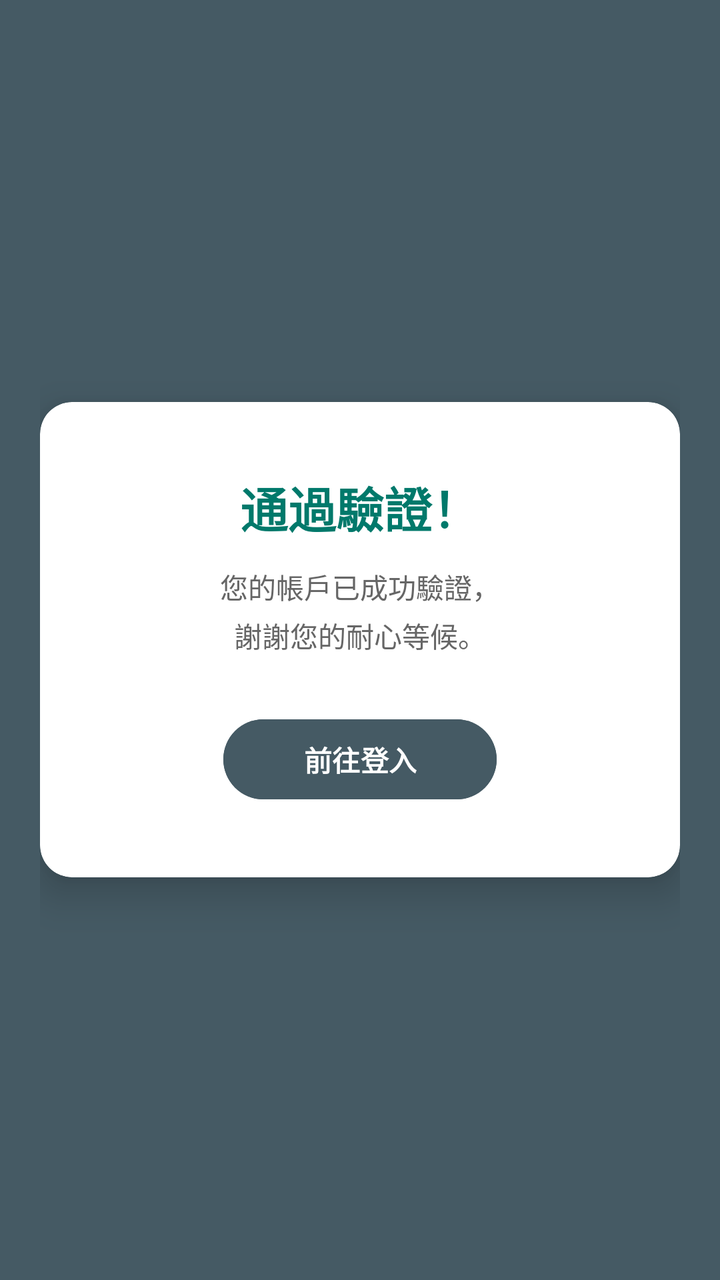
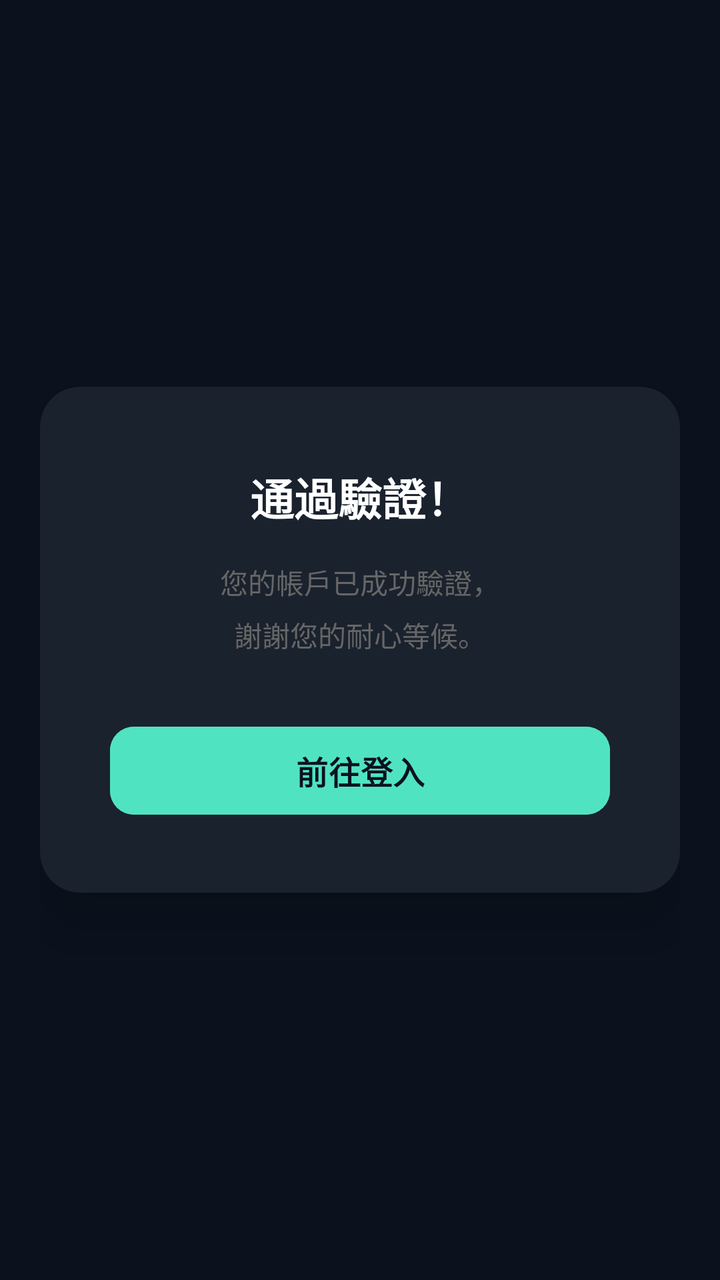

The first picture is an Android layout as it rendered before a commit; the second is the same layout after the commit. The layout source and the unified diff follow.
<!-- AndroidManifest.xml: application theme Theme.Topics -->
<!-- res/layout/activity_verify.xml -->
<?xml version="1.0" encoding="utf-8"?>
<RelativeLayout
    xmlns:android="http://schemas.android.com/apk/res/android"
    xmlns:app="http://schemas.android.com/apk/res-auto"
    android:layout_width="match_parent"
    android:layout_height="match_parent"
    android:background="#455A64"
    android:padding="20dp">

    <androidx.cardview.widget.CardView
        android:layout_width="match_parent"
        android:layout_height="wrap_content"
        android:layout_centerInParent="true"
        app:cardCornerRadius="16dp"
        app:cardElevation="12dp">

        <LinearLayout
            android:layout_width="match_parent"
            android:layout_height="wrap_content"
            android:gravity="center"
            android:orientation="vertical"
            android:padding="35dp">

            <TextView
                android:layout_width="wrap_content"
                android:layout_height="wrap_content"
                android:text="通過驗證！"
                android:textColor="@color/primary_green"
                android:textSize="24sp"
                android:textStyle="bold" />

            <TextView
                android:layout_width="wrap_content"
                android:layout_height="wrap_content"
                android:layout_marginTop="12dp"
                android:layout_marginBottom="28dp"
                android:gravity="center"
                android:lineSpacingExtra="4dp"
                android:text="您的帳戶已成功驗證，\n謝謝您的耐心等候。"
                android:textColor="@color/text_gray"
                android:textSize="14sp" />

            <Button
                android:id="@+id/btn_go_to_login"
                android:layout_width="wrap_content"
                android:layout_height="wrap_content"
                android:backgroundTint="#455A64"
                android:paddingStart="40dp"
                android:paddingEnd="40dp"
                android:text="前往登入"
                android:textColor="@android:color/white"
                android:textStyle="bold" />

        </LinearLayout>
    </androidx.cardview.widget.CardView>
</RelativeLayout>
<!-- resources referenced by this layout -->
<resources>
  <color name="primary_green">#00796B</color>
  <color name="text_gray">#666666</color>
  <style name="Theme.Topics" parent="Base.Theme.Topics" />
  <style name="Base.Theme.Topics" parent="Theme.Material3.DayNight.NoActionBar">
          
          
      </style>
</resources>

<!-- the commit's change to res/layout/activity_verify.xml (unified diff, before → after) -->
@@ -4,15 +4,16 @@
     xmlns:app="http://schemas.android.com/apk/res-auto"
     android:layout_width="match_parent"
     android:layout_height="match_parent"
-    android:background="#455A64"
+    android:background="#0B121E"
     android:padding="20dp">
 
     <androidx.cardview.widget.CardView
-        android:layout_width="match_parent"
+        android:layout_width="320dp"
         android:layout_height="wrap_content"
         android:layout_centerInParent="true"
-        app:cardCornerRadius="16dp"
-        app:cardElevation="12dp">
+        app:cardBackgroundColor="#1A222E"
+        app:cardCornerRadius="20dp"
+        app:cardElevation="24dp">
 
         <LinearLayout
             android:layout_width="match_parent"
@@ -21,35 +22,37 @@
             android:orientation="vertical"
             android:padding="35dp">
 
+
             <TextView
                 android:layout_width="wrap_content"
                 android:layout_height="wrap_content"
                 android:text="通過驗證！"
-                android:textColor="@color/primary_green"
-                android:textSize="24sp"
-                android:textStyle="bold" />
+                android:textColor="@color/white"
+                android:textSize="22sp"
+                android:textStyle="bold"
+                android:layout_marginTop="4dp" />
 
             <TextView
                 android:layout_width="wrap_content"
                 android:layout_height="wrap_content"
-                android:layout_marginTop="12dp"
-                android:layout_marginBottom="28dp"
+                android:layout_marginTop="16dp"
+                android:layout_marginBottom="32dp"
                 android:gravity="center"
-                android:lineSpacingExtra="4dp"
+                android:lineSpacingExtra="6dp"
                 android:text="您的帳戶已成功驗證，\n謝謝您的耐心等候。"
-                android:textColor="@color/text_gray"
+                android:textColor="@color/hint_text"
                 android:textSize="14sp" />
 
             <Button
                 android:id="@+id/btn_go_to_login"
-                android:layout_width="wrap_content"
-                android:layout_height="wrap_content"
-                android:backgroundTint="#455A64"
-                android:paddingStart="40dp"
-                android:paddingEnd="40dp"
+                android:layout_width="match_parent"
+                android:layout_height="52dp"
+                android:backgroundTint="@color/cyan_primary"
                 android:text="前往登入"
-                android:textColor="@android:color/white"
-                android:textStyle="bold" />
+                android:textColor="@color/dark_bg"
+                android:textSize="16sp"
+                android:textStyle="bold"
+                app:cornerRadius="12dp" />
 
         </LinearLayout>
     </androidx.cardview.widget.CardView>
<!-- resource entries referenced after the edit -->
@@ -1,7 +1,9 @@
 <!-- resources referenced by this layout -->
 <resources>
-  <color name="primary_green">#00796B</color>
-  <color name="text_gray">#666666</color>
+  <color name="cyan_primary">#50E3C2</color>
+  <color name="dark_bg">#0B121E</color>
+  <color name="hint_text">#666666</color>
+  <color name="white">#FFFFFFFF</color>
   <style name="Theme.Topics" parent="Base.Theme.Topics" />
   <style name="Base.Theme.Topics" parent="Theme.Material3.DayNight.NoActionBar">
           
